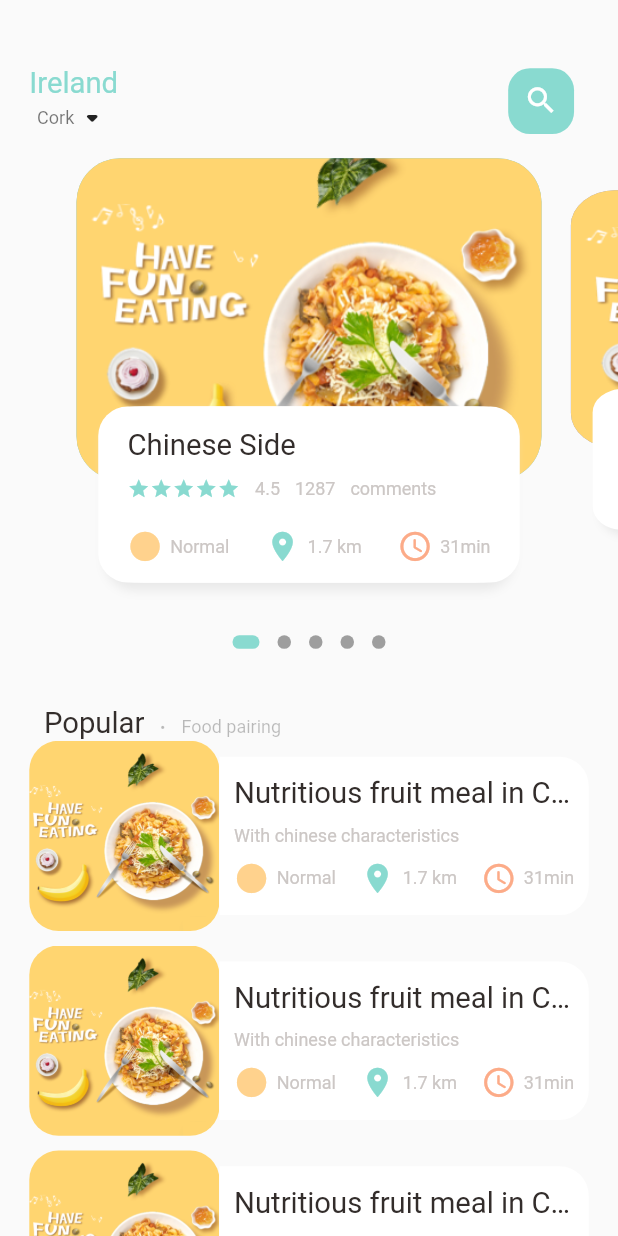
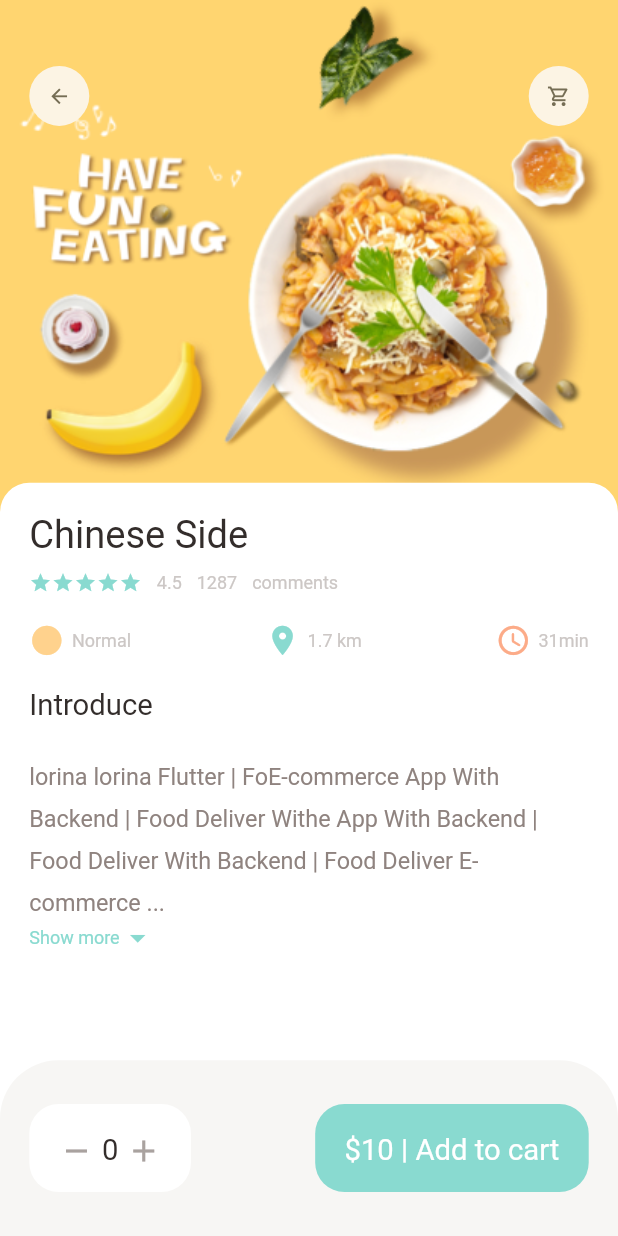
Before and after one commit to phods/food_app, a Flutter app: the screen it shows after launch, on a phone screen of 412 x 824 dp. Run offline on Flutter 3.47's test engine with Material 2 defaults, Android fonts, the phone set to English and light mode, and no system bars; drawn by our look-alikes of dots_indicator; our stand-ins replace get.

Commit message:
refactor and detail page

```diff
--- a/lib/main.dart
+++ b/lib/main.dart
@@ -1,5 +1,7 @@
 import 'package:flutter/material.dart';
-import 'package:food_app/home/main_food_page.dart';
+import 'package:food_app/pages/food/popular_food_detail.dart';
+
+import 'package:food_app/pages/home/main_food_page.dart';
 import 'package:get/get.dart';
 
 void main() {
@@ -18,7 +20,8 @@ class MyApp extends StatelessWidget {
       theme: ThemeData(
         primarySwatch: Colors.blue,
       ),
-      home: MainFoodPage(),
+      // home: MainFoodPage(),
+      home: PopularFoodDetail(),
     );
   }
 }
--- /dev/null
+++ b/lib/pages/food/popular_food_detail.dart
@@ -0,0 +1,144 @@
+import 'package:flutter/material.dart';
+import 'package:food_app/utils/colors.dart';
+import 'package:food_app/utils/dimensions.dart';
+import 'package:food_app/widgets/app_column.dart';
+import 'package:food_app/widgets/app_icon.dart';
+import 'package:food_app/widgets/big_text.dart';
+import 'package:food_app/widgets/expandable_text_widget.dart';
+
+class PopularFoodDetail extends StatelessWidget {
+  const PopularFoodDetail({Key? key}) : super(key: key);
+
+  @override
+  Widget build(BuildContext context) {
+    return Scaffold(
+      backgroundColor: Colors.white,
+      body: Stack(
+        children: [
+          //backgroud picture
+          Positioned(
+            left: 0,
+            right: 0,
+            child: Container(
+              width: double.maxFinite,
+              height: Dimensions.popularFoodImgSize,
+              decoration: BoxDecoration(
+                image: DecorationImage(
+                  fit: BoxFit.cover,
+                  image: AssetImage("assets/image/food0.png"),
+                ),
+              ),
+            ),
+          ),
+          //icons top
+          Positioned(
+            top: Dimensions.height45,
+            left: Dimensions.width20,
+            right: Dimensions.width20,
+            child: (Row(
+              mainAxisAlignment: MainAxisAlignment.spaceBetween,
+              children: [
+                AppIcon(icon: Icons.arrow_back),
+                AppIcon(icon: Icons.shopping_cart_outlined),
+              ],
+            )),
+          ),
+          //details
+          Positioned(
+            left: 0,
+            right: 0,
+            bottom: 0,
+            top: Dimensions.popularFoodImgSize - 20,
+            child: Container(
+              padding: EdgeInsets.only(
+                left: Dimensions.width20,
+                right: Dimensions.width20,
+                top: Dimensions.height20,
+              ),
+              decoration: BoxDecoration(
+                borderRadius: BorderRadius.only(
+                  topRight: Radius.circular(Dimensions.radius20),
+                  topLeft: Radius.circular(Dimensions.radius20),
+                ),
+                color: Colors.white,
+              ),
+              child: Column(
+                crossAxisAlignment: CrossAxisAlignment.start,
+                children: [
+                  AppColumn(text: "Chinese Side"),
+                  SizedBox(height: Dimensions.height20),
+                  BigText(text: "Introduce"),
+                  SizedBox(height: Dimensions.height20),
+                  Expanded(
+                    child: SingleChildScrollView(
+                      child: ExpandableTextWidget(
+                          text:
+                              "lorina lorina Flutter | FoE-commerce App With Backend | Food Deliver Withe App With Backend | Food Deliver With Backend | Food Deliver E-commerce App With Backenlorina Flutter E-commerce App With Backend | Food Deliver With Backend | Food Deliver E-commerce App With BackenE-commerce App With Backend | Food Deliver With Backend | Food Deliver"),
+                    ),
+                  )
+                ],
+              ),
+            ),
+          ),
+
+          Container(),
+        ],
+      ),
+      bottomNavigationBar: Container(
+        height: Dimensions.bottomHeightBar,
+        padding: EdgeInsets.only(
+            top: Dimensions.height30,
+            bottom: Dimensions.height30,
+            left: Dimensions.width20,
+            right: Dimensions.width20),
+        decoration: BoxDecoration(
+          borderRadius: BorderRadius.only(
+            topLeft: Radius.circular(Dimensions.radius20 * 2),
+            topRight: Radius.circular(Dimensions.radius20 * 2),
+          ),
+          color: AppColors.buttonBackgroundColor,
+        ),
+        child: Row(
+          mainAxisAlignment: MainAxisAlignment.spaceBetween,
+          children: [
+            Container(
+              padding: EdgeInsets.only(
+                  top: Dimensions.height20,
+                  bottom: Dimensions.height20,
+                  left: Dimensions.width20,
+                  right: Dimensions.width20),
+              decoration: BoxDecoration(
+                borderRadius: BorderRadius.circular(Dimensions.radius20),
+                color: Colors.white,
+              ),
+              child: Row(
+                children: [
+                  Icon(Icons.remove, color: AppColors.signColor),
+                  SizedBox(width: Dimensions.width10 / 2),
+                  BigText(text: "0"),
+                  SizedBox(width: Dimensions.width10 / 2),
+                  Icon(Icons.add, color: AppColors.signColor),
+                ],
+              ),
+            ),
+            Container(
+              padding: EdgeInsets.only(
+                  top: Dimensions.height20,
+                  bottom: Dimensions.height20,
+                  left: Dimensions.width20,
+                  right: Dimensions.width20),
+              decoration: BoxDecoration(
+                borderRadius: BorderRadius.circular(Dimensions.radius20),
+                color: AppColors.mainColor,
+              ),
+              child: BigText(
+                text: "\$10 | Add to cart",
+                color: Colors.white,
+              ),
+            ),
+          ],
+        ),
+      ),
+    );
+  }
+}
--- a/lib/home/food_page_body.dart
+++ b/lib/pages/home/food_page_body.dart
@@ -2,6 +2,7 @@ import 'package:dots_indicator/dots_indicator.dart';
 import 'package:flutter/material.dart';
 import 'package:food_app/utils/colors.dart';
 import 'package:food_app/utils/dimensions.dart';
+import 'package:food_app/widgets/app_column.dart';
 import 'package:food_app/widgets/big_text.dart';
 import 'package:food_app/widgets/icon_and_text_widget.dart';
 import 'package:food_app/widgets/small_text.dart';
@@ -247,45 +248,8 @@ class _FoodPageBodyState extends State<FoodPageBody> {
                     top: Dimensions.height15,
                     left: Dimensions.width15,
                     right: Dimensions.width15),
-                child: Column(
-                  crossAxisAlignment: CrossAxisAlignment.start,
-                  children: [
-                    BigText(text: "Chinese Side"),
-                    SizedBox(height: Dimensions.height10),
-                    Row(
-                      children: [
-                        Wrap(
-                            children: List.generate(
-                                5,
-                                (index) => Icon(Icons.star,
-                                    color: AppColors.mainColor, size: 15))),
-                        SizedBox(width: 10),
-                        SmallText(text: "4.5"),
-                        SizedBox(width: 10),
-                        SmallText(text: "1287"),
-                        SizedBox(width: 10),
-                        SmallText(text: "comments"),
-                      ],
-                    ),
-                    SizedBox(height: Dimensions.height20),
-                    Row(
-                      mainAxisAlignment: MainAxisAlignment.spaceBetween,
-                      children: [
-                        IconAndTextWidget(
-                            icon: Icons.circle_sharp,
-                            text: "Normal",
-                            iconColor: AppColors.iconColor1),
-                        IconAndTextWidget(
-                            icon: Icons.location_on,
-                            text: "1.7 km",
-                            iconColor: AppColors.mainColor),
-                        IconAndTextWidget(
-                            icon: Icons.access_time_rounded,
-                            text: "31min",
-                            iconColor: AppColors.iconColor2),
-                      ],
-                    )
-                  ],
+                child: AppColumn(
+                  text: "Chinese Side",
                 ),
               ),
             ),
--- a/lib/home/main_food_page.dart
+++ b/lib/pages/home/main_food_page.dart
@@ -1,5 +1,5 @@
 import 'package:flutter/material.dart';
-import 'package:food_app/home/food_page_body.dart';
+import 'package:food_app/pages/home/food_page_body.dart';
 import 'package:food_app/utils/colors.dart';
 import 'package:food_app/utils/dimensions.dart';
 import 'package:food_app/widgets/big_text.dart';
--- a/lib/utils/dimensions.dart
+++ b/lib/utils/dimensions.dart
@@ -18,16 +18,25 @@ class Dimensions {
   static double width15 = screenHeight / 56.7; //840/15=56.7
   static double width20 = screenHeight / 42.2; //840/20=42.2
   static double width30 = screenHeight / 28.13; //840/20=42.2
-
+//font size
+  static double font16 = screenHeight / 52.75; //844/20=42.2
   static double font20 = screenHeight / 42.2; //840/20=42.2
+  static double font26 = screenHeight / 32.46; //840/20=42.2
 //radius
   static double radius15 = screenHeight / 56.27; //840/20=42.2
   static double radius20 = screenHeight / 42.2; //840/20=42.2
   static double radius30 = screenHeight / 28.13; //840/20=42.2
 //icon size
   static double iconsize24 = screenHeight / 35.17; //840/24=35.17
+  static double iconsize16 = screenHeight / 52.75; //840/24=35.17
 
 //list view size
   static double listViewImgSize = screenWidth / 3.25; //390/120=3.25
   static double listViewTextContSize = screenWidth / 3.9; //390/100=3.25
+
+  //popular food
+  static double popularFoodImgSize = screenHeight / 2.41;
+
+  //bottom height
+  static double bottomHeightBar = screenHeight / 7.03;
 }
--- /dev/null
+++ b/lib/widgets/app_column.dart
@@ -0,0 +1,56 @@
+import 'package:flutter/material.dart';
+import 'package:food_app/utils/colors.dart';
+import 'package:food_app/utils/dimensions.dart';
+import 'package:food_app/widgets/big_text.dart';
+import 'package:food_app/widgets/icon_and_text_widget.dart';
+import 'package:food_app/widgets/small_text.dart';
+
+class AppColumn extends StatelessWidget {
+  final String text;
+
+  const AppColumn({Key? key, required this.text}) : super(key: key);
+
+  @override
+  Widget build(BuildContext context) {
+    return Column(
+      crossAxisAlignment: CrossAxisAlignment.start,
+      children: [
+        BigText(text: text, size: Dimensions.font26),
+        SizedBox(height: Dimensions.height10),
+        Row(
+          children: [
+            Wrap(
+                children: List.generate(
+                    5,
+                    (index) => Icon(Icons.star,
+                        color: AppColors.mainColor, size: 15))),
+            SizedBox(width: 10),
+            SmallText(text: "4.5"),
+            SizedBox(width: 10),
+            SmallText(text: "1287"),
+            SizedBox(width: 10),
+            SmallText(text: "comments"),
+          ],
+        ),
+        SizedBox(height: Dimensions.height20),
+        Row(
+          mainAxisAlignment: MainAxisAlignment.spaceBetween,
+          children: [
+            IconAndTextWidget(
+                icon: Icons.circle_sharp,
+                text: "Normal",
+                iconColor: AppColors.iconColor1),
+            IconAndTextWidget(
+                icon: Icons.location_on,
+                text: "1.7 km",
+                iconColor: AppColors.mainColor),
+            IconAndTextWidget(
+                icon: Icons.access_time_rounded,
+                text: "31min",
+                iconColor: AppColors.iconColor2),
+          ],
+        )
+      ],
+    );
+  }
+}
--- /dev/null
+++ b/lib/widgets/app_icon.dart
@@ -0,0 +1,35 @@
+import 'package:flutter/material.dart';
+import 'package:food_app/utils/dimensions.dart';
+import 'package:get/get_connect/sockets/src/socket_notifier.dart';
+
+class AppIcon extends StatelessWidget {
+  final IconData icon;
+  final Color backgroundColor;
+  final Color iconColor;
+  final double size;
+
+  AppIcon(
+      {Key? key,
+      required this.icon,
+      this.backgroundColor: const Color(0xFFfcf4e4),
+      this.iconColor = const Color(0xFF756d54),
+      this.size = 40})
+      : super(key: key);
+
+  @override
+  Widget build(BuildContext context) {
+    return Container(
+      width: size,
+      height: size,
+      decoration: BoxDecoration(
+        borderRadius: BorderRadius.circular(size / 2),
+        color: backgroundColor,
+      ),
+      child: Icon(
+        icon,
+        color: iconColor,
+        size: Dimensions.iconsize16,
+      ),
+    );
+  }
+}
--- /dev/null
+++ b/lib/widgets/expandable_text_widget.dart
@@ -0,0 +1,83 @@
+import 'package:flutter/material.dart';
+import 'package:food_app/utils/colors.dart';
+import 'package:food_app/utils/dimensions.dart';
+import 'package:food_app/widgets/small_text.dart';
+
+class ExpandableTextWidget extends StatefulWidget {
+  final String text;
+  const ExpandableTextWidget({Key? key, required this.text}) : super(key: key);
+
+  @override
+  State<ExpandableTextWidget> createState() => _ExpandableTextWidgetState();
+}
+
+class _ExpandableTextWidgetState extends State<ExpandableTextWidget> {
+  late String firstHalf;
+  late String secondHalf;
+
+  bool hiddenText = true;
+
+  double textHeight = Dimensions.screenHeight / 5.63;
+
+  @override
+  void initState() {
+    // TODO: implement initState
+    super.initState();
+    if (widget.text.length > textHeight) {
+      firstHalf = widget.text.substring(0, textHeight.toInt());
+      secondHalf =
+          widget.text.substring(textHeight.toInt() + 1, widget.text.length);
+    } else {
+      firstHalf = widget.text;
+      secondHalf = "";
+    }
+  }
+
+  @override
+  Widget build(BuildContext context) {
+    return Container(
+      child: secondHalf.isEmpty
+          ? SmallText(
+              height: 1.8,
+              size: Dimensions.font16,
+              color: AppColors.paraColor,
+              text: firstHalf)
+          : Column(
+              children: [
+                SmallText(
+                    height: 1.8,
+                    size: Dimensions.font16,
+                    color: AppColors.paraColor,
+                    text: hiddenText
+                        ? (firstHalf + "...")
+                        : (firstHalf + secondHalf)),
+                InkWell(
+                  onTap: () {
+                    setState(() {
+                      hiddenText = !hiddenText;
+                    });
+                  },
+                  child: Row(
+                    children: [
+                      hiddenText
+                          ? SmallText(
+                              text: "Show more",
+                              color: AppColors.mainColor,
+                            )
+                          : SmallText(
+                              text: "Show less",
+                              color: AppColors.mainColor,
+                            ),
+                      Icon(
+                          hiddenText
+                              ? Icons.arrow_drop_down
+                              : Icons.arrow_drop_up,
+                          color: AppColors.mainColor),
+                    ],
+                  ),
+                ),
+              ],
+            ),
+    );
+  }
+}
```
